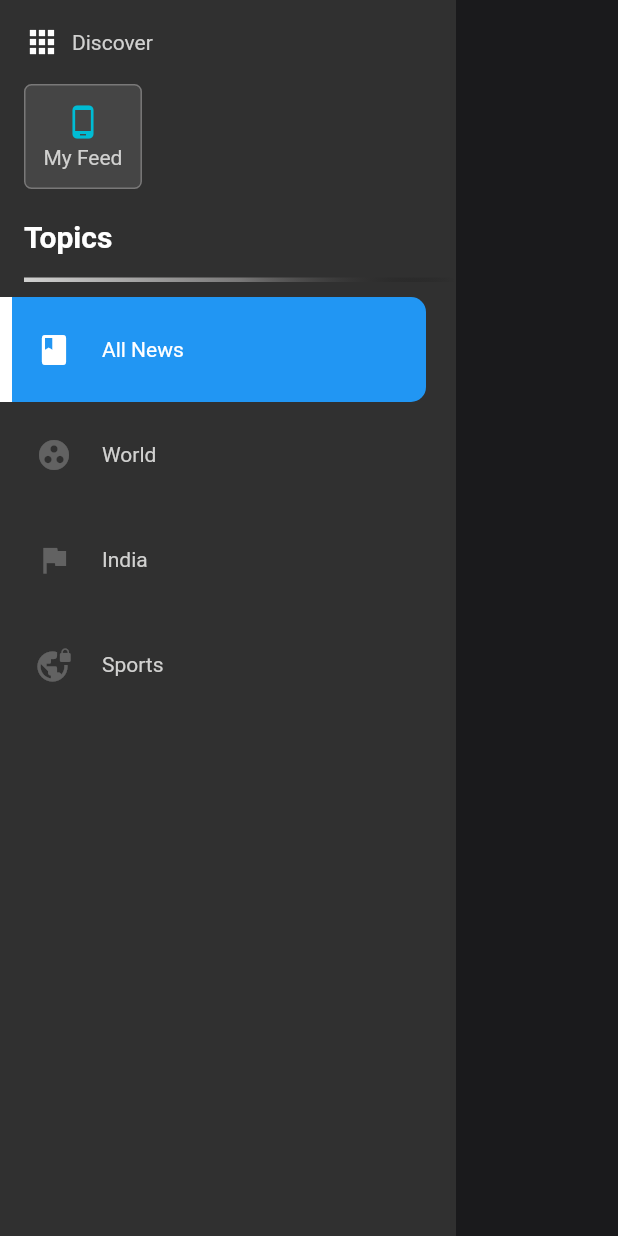
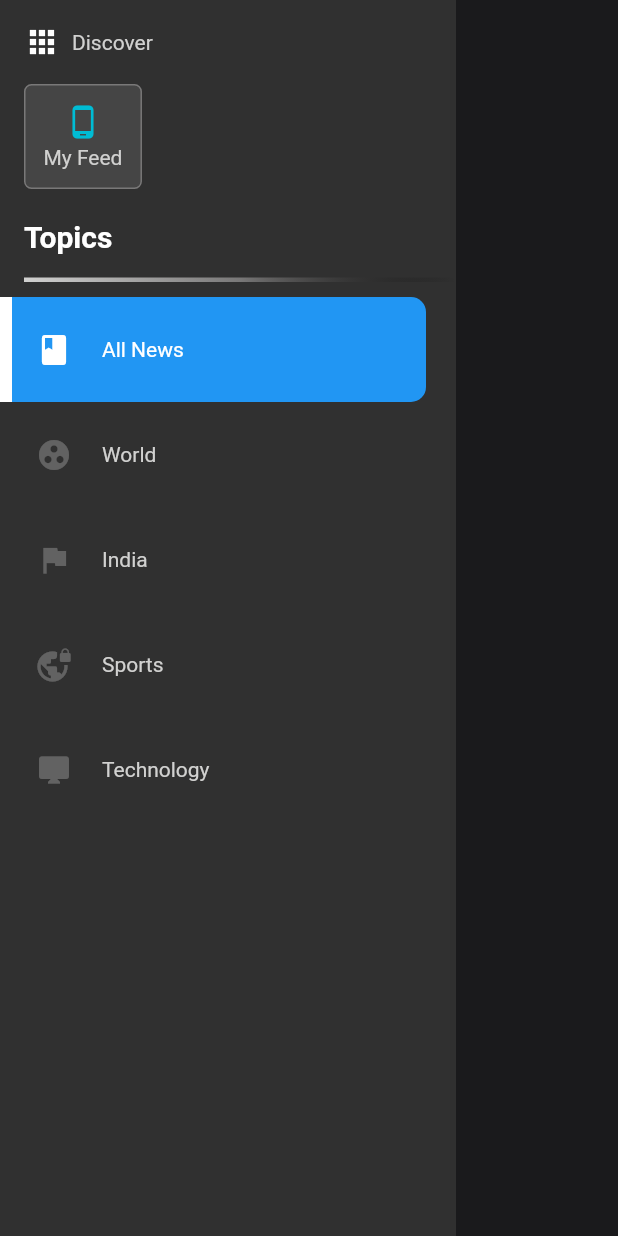
Before and after one commit to Jayant2204/news_room, a Flutter app: the HomeDrawer widget shown alone on an empty page, opened directly, on a phone screen of 412 x 824 dp. Run offline on Flutter 3.47's test engine with Material 2 defaults, Android fonts, the phone set to English and light mode, and no system bars; our stand-ins replace cached_network_image, connectivity, dio, flutter_swiper, get, get_storage and 3 more; accounts and stored records are empty; network calls fail.

Commit message:
Some Improements and Refactoring

```diff
--- a/lib/app/modules/Drawer/DrawerController.dart
+++ b/lib/app/modules/Drawer/DrawerController.dart
@@ -36,6 +36,10 @@ class HamController extends GetxController {
         await controller.fetchArticleFromAPIforCategory(Constant.sportsNews,
             category: "sports");
         break;
+      case 4:
+        await controller.fetchArticleFromAPIforCategory(Constant.sportsNews,
+            category: "technology");
+        break;
       default:
         await controller.fetchArticleFromAPIforCategory("General");
     }
--- a/lib/app/modules/Drawer/drawer.dart
+++ b/lib/app/modules/Drawer/drawer.dart
@@ -105,6 +105,9 @@ class _HomeDrawerState extends State<HomeDrawer> {
             SizedBox(
               height: 10,
             ),
+
+            // couldn't find Icons that were present in design so added dummy Icons.
+
             DrawerItemsWidget(
               isSelected: hamController.obj == 0,
               icon: Icons.book,
@@ -129,6 +132,14 @@ class _HomeDrawerState extends State<HomeDrawer> {
               lable: Constant.sportsNews,
               onTap: () => onDrawerTileTap(3),
             ),
+
+            // Extra topic added just for improvements.
+            DrawerItemsWidget(
+              isSelected: hamController.obj == 4,
+              icon: Icons.desktop_mac,
+              lable: Constant.techNews,
+              onTap: () => onDrawerTileTap(4),
+            ),
           ],
         ),
       ),
--- a/lib/app/routes/router.dart
+++ b/lib/app/routes/router.dart
@@ -1,12 +1,10 @@
 import 'package:get/get.dart';
-import 'package:news_room/app/modules/SplashScreen/splashScreen.dart';
 import 'package:news_room/app/modules/news/newsPage.dart';
 
 class Router {
   Router._(param);
 
   static final routes = [
-    GetPage(name: "/", page: () => SplashScreen()),
     GetPage(name: "/news", page: () => NewsShowCaseScreen()),
   ];
 }
```
Also changed, not shown: lib/app/modules/SplashScreen/splashScreen.dart (deleted, +0 -11 lines).
